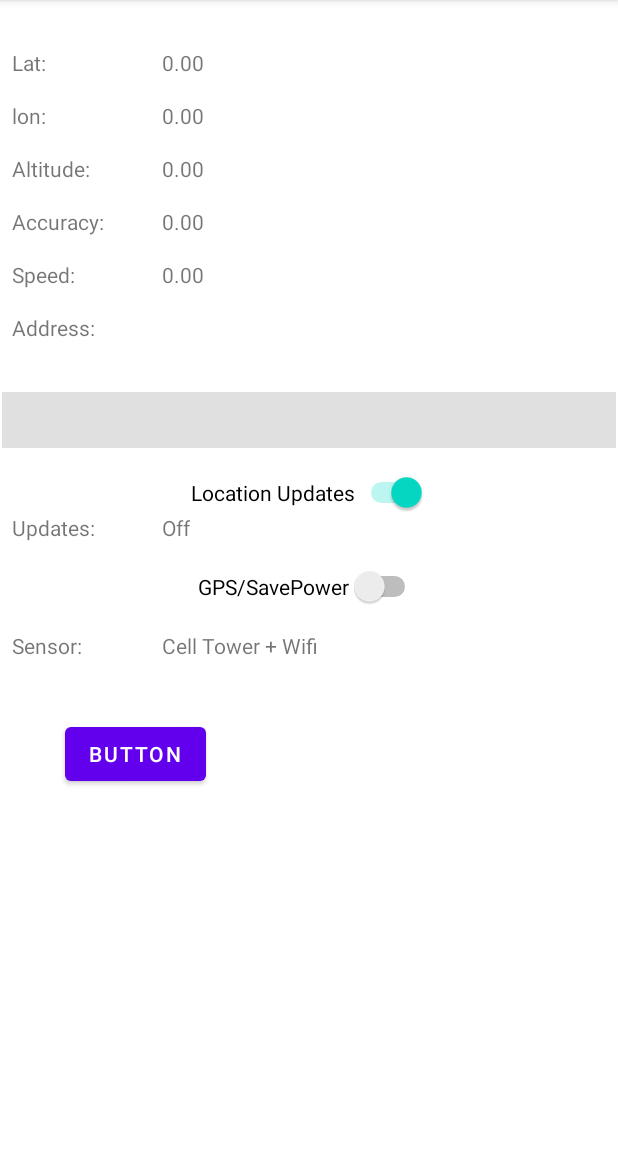
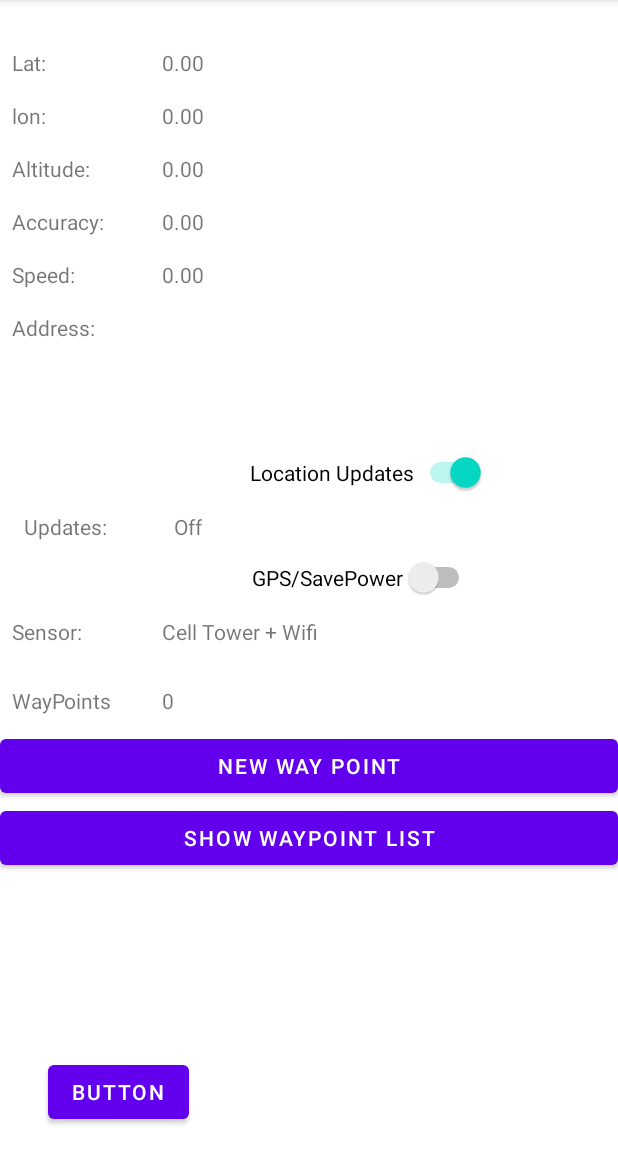
Before and after one commit to radseg/LocationGPS-Key-Alert, an Android app: the screen it shows after launch (MainActivity), on a phone screen of 412 x 824 dp, the part 84-1236 px from its top. Run offline under Robolectric (Android 15) with nearby library versions, the phone set to English and light mode, and no system bars.

Commit message:
增加 新地點和查看全部地點的按鈕 新地點的功能完成

```diff
--- a/app/src/main/AndroidManifest.xml
+++ b/app/src/main/AndroidManifest.xml
@@ -6,6 +6,7 @@
     <uses-permission android:name="android.permission.ACCESS_FINE_LOCATION" />
 
     <application
+        android:name=".MyApplication"
         android:allowBackup="true"
         android:icon="@mipmap/ic_launcher"
         android:label="@string/app_name"
--- a/app/src/main/java/com/example/locationgps/MainActivity.java
+++ b/app/src/main/java/com/example/locationgps/MainActivity.java
@@ -31,11 +31,14 @@ public class MainActivity extends AppCompatActivity {
     public static final int DEFAULT_UPDATE_INTERVAL = 30;
     public static final int FAST_UPDATE_INTERVAL = 5;
     private static final int PERMISSIONS_FINE_LOCATION = 99;
-    TextView tv_lat, tv_lon, tv_altitude, tv_accuracy, tv_speed, tv_sensor, tv_updates, tv_address;
+    TextView tv_lat, tv_lon, tv_altitude, tv_accuracy, tv_speed, tv_sensor, tv_updates, tv_address,tv_wayPointCounts;
     Switch sw_locationsupdates, sw_gps;
     FusedLocationProviderClient fusedLocationProviderClient;
-    Button goto_user_interface;
+    Button goto_user_interface,btn_newWaypoint,btn_showWayPointList;
     boolean updateOn = false;
+    Location currentLocation;
+    List<Location> savedLocations;
+
     LocationRequest locationRequest;
     LocationCallback locationCallBack;
 
@@ -54,6 +57,9 @@ public class MainActivity extends AppCompatActivity {
         sw_gps = findViewById(R.id.sw_gps);
         sw_locationsupdates = findViewById(R.id.sw_locationsupdates);
         goto_user_interface = findViewById(R.id.button2);
+        btn_newWaypoint = findViewById(R.id.btn_newWayPoint);
+        btn_showWayPointList = findViewById(R.id.btn_showWayPointList);
+        tv_wayPointCounts = findViewById(R.id.tv_countOfCrumbs);
 
         locationRequest = LocationRequest.create()
                 .setInterval(100)
@@ -74,6 +80,18 @@ public class MainActivity extends AppCompatActivity {
 
             }
         };
+
+
+
+        btn_newWaypoint.setOnClickListener(new View.OnClickListener() {
+            @Override
+            public void onClick(View v) {
+                MyApplication myApplication = (MyApplication)getApplication();
+                savedLocations = myApplication.getMyLocation();
+                savedLocations.add(currentLocation);
+
+            }
+        });
 
 
         sw_gps.setOnClickListener(v -> {
@@ -166,7 +184,7 @@ public class MainActivity extends AppCompatActivity {
                 @Override
                 public void onSuccess(Location location) {
                     updateUIValues(location);
-
+                    currentLocation = location;
                 }
             });
         }else{
@@ -202,12 +220,14 @@ public class MainActivity extends AppCompatActivity {
             List<Address> addresses = geocoder.getFromLocation(location.getLatitude(),location.getLongitude(),1);
             tv_address.setText(addresses.get(0).getAddressLine(0));
         }catch (Exception e){
-            tv_address.setText("Unble to get street address");
+            tv_address.setText("Unable to get street address");
 
         }
 
+        MyApplication myApplication = (MyApplication)getApplication();
+        savedLocations = myApplication.getMyLocation();
 
-
+        tv_wayPointCounts.setText(Integer.toString(savedLocations.size()));
     }
 
 
--- /dev/null
+++ b/app/src/main/java/com/example/locationgps/MyApplication.java
@@ -0,0 +1,33 @@
+package com.example.locationgps;
+
+import android.app.Application;
+import android.location.Location;
+
+import java.util.ArrayList;
+import java.util.List;
+
+public class MyApplication extends Application {
+    private static MyApplication singleton;
+    private List<Location> myLocations;
+
+    public List<Location> getMyLocation() {
+        return myLocations;
+    }
+
+    public void setMyLocation(List<Location> myLocation) {
+        this.myLocations = myLocation;
+    }
+
+    public MyApplication getInstance(){
+        return singleton;
+    }
+
+    public void onCreate(){
+        super.onCreate();
+        singleton = this;
+        myLocations = new ArrayList<>();
+    }
+
+
+
+}
--- a/app/src/main/res/layout/activity_main.xml
+++ b/app/src/main/res/layout/activity_main.xml
@@ -10,22 +10,42 @@
         android:id="@+id/button2"
         android:layout_width="wrap_content"
         android:layout_height="wrap_content"
-        android:layout_marginStart="43dp"
-        android:layout_marginBottom="241dp"
+        android:layout_marginStart="32dp"
+        android:layout_marginBottom="16dp"
         android:onClick="Goto_user_interface"
         android:text="Button"
         app:layout_constraintBottom_toBottomOf="parent"
+        app:layout_constraintStart_toStartOf="parent" />
+
+    <Button
+        android:id="@+id/btn_newWayPoint"
+        android:layout_width="0dp"
+        android:layout_height="wrap_content"
+        android:layout_marginTop="10dp"
+        android:text="New Way Point"
+        app:layout_constraintEnd_toEndOf="parent"
         app:layout_constraintStart_toStartOf="parent"
-        app:layout_constraintTop_toBottomOf="@+id/divider" />
+        app:layout_constraintTop_toBottomOf="@+id/tv_labelCrumb" />
+
+    <Button
+        android:id="@+id/btn_showWayPointList"
+        android:layout_width="0dp"
+        android:layout_height="wrap_content"
+        android:text="Show waypoint list"
+        app:layout_constraintEnd_toEndOf="parent"
+        app:layout_constraintHorizontal_bias="1.0"
+        app:layout_constraintStart_toStartOf="parent"
+        app:layout_constraintTop_toBottomOf="@+id/btn_newWayPoint" />
 
     <Switch
         android:id="@+id/sw_locationsupdates"
         android:layout_width="wrap_content"
         android:layout_height="wrap_content"
-        android:layout_marginTop="16dp"
+        android:layout_marginTop="40dp"
         android:checked="true"
         android:text="Location Updates"
         app:layout_constraintEnd_toEndOf="parent"
+        app:layout_constraintHorizontal_bias="0.654"
         app:layout_constraintStart_toStartOf="parent"
         app:layout_constraintTop_toBottomOf="@+id/divider" />
 
@@ -33,11 +53,12 @@
         android:id="@+id/sw_gps"
         android:layout_width="wrap_content"
         android:layout_height="wrap_content"
-        android:layout_marginTop="16dp"
+        android:layout_marginTop="110dp"
         android:text="GPS/SavePower"
         app:layout_constraintEnd_toEndOf="parent"
+        app:layout_constraintHorizontal_bias="0.637"
         app:layout_constraintStart_toStartOf="parent"
-        app:layout_constraintTop_toBottomOf="@+id/tv_labelupdates" />
+        app:layout_constraintTop_toBottomOf="@+id/divider" />
 
     <TextView
         android:id="@+id/tv_labellat"
@@ -136,10 +157,28 @@
         android:layout_width="100dp"
         android:layout_height="wrap_content"
         android:layout_marginStart="8dp"
-        android:layout_marginTop="16dp"
+        android:layout_marginTop="150dp"
         android:text="Sensor:"
         app:layout_constraintStart_toStartOf="parent"
-        app:layout_constraintTop_toBottomOf="@+id/sw_gps" />
+        app:layout_constraintTop_toBottomOf="@+id/divider" />
+
+    <TextView
+        android:id="@+id/tv_labelCrumb"
+        android:layout_width="100dp"
+        android:layout_height="wrap_content"
+        android:layout_marginStart="8dp"
+        android:layout_marginTop="196dp"
+        android:text="WayPoints"
+        app:layout_constraintStart_toStartOf="parent"
+        app:layout_constraintTop_toBottomOf="@+id/divider" />
+
+    <TextView
+        android:id="@+id/tv_countOfCrumbs"
+        android:layout_width="wrap_content"
+        android:layout_height="wrap_content"
+        android:text="0"
+        app:layout_constraintStart_toEndOf="@+id/tv_labelCrumb"
+        app:layout_constraintTop_toTopOf="@+id/tv_labelCrumb" />
 
     <TextView
         android:id="@+id/tv_sensor"
@@ -153,10 +192,11 @@
         android:id="@+id/tv_labelupdates"
         android:layout_width="100dp"
         android:layout_height="wrap_content"
-        android:layout_marginStart="8dp"
+        android:layout_marginStart="16dp"
+        android:layout_marginTop="80dp"
         android:text="Updates:"
         app:layout_constraintStart_toStartOf="parent"
-        app:layout_constraintTop_toBottomOf="@+id/sw_locationsupdates" />
+        app:layout_constraintTop_toBottomOf="@+id/divider" />
 
     <TextView
         android:id="@+id/tv_updates"
@@ -190,9 +230,7 @@
         android:layout_marginStart="1dp"
         android:layout_marginTop="261dp"
         android:layout_marginEnd="1dp"
-        android:layout_marginBottom="180dp"
         android:background="?android:attr/listDivider"
-        app:layout_constraintBottom_toTopOf="@+id/button2"
         app:layout_constraintEnd_toEndOf="parent"
         app:layout_constraintStart_toStartOf="parent"
         app:layout_constraintTop_toTopOf="parent" />
```
